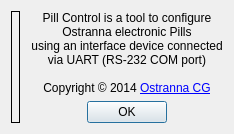
This is MeshConsole/AboutPC.ui in Kreyl/armlet as Qt 5 draws it before an edit. The edited form follows.
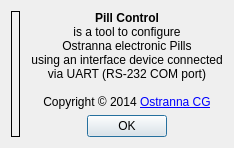
This is the edited form. Icons and pictures are not drawn.

Commit message: FireflyControl draft

What changed in the file:
```diff
--- a/MeshConsole/AboutPC.ui
+++ b/MeshConsole/AboutPC.ui
@@ -40,7 +40,7 @@
      <item>
       <widget class="QLabel" name="textLabel">
        <property name="text">
-        <string>Pill Control is a tool to configure&lt;br&gt;Ostranna electronic Pills&lt;br&gt;using an interface device connected&lt;br&gt;via UART (RS-232 COM port)&lt;br&gt;&lt;br&gt;Copyright &amp;copy; 2014 &lt;a href=&quot;http://ostranna.ru&quot;&gt;Ostranna CG&lt;/a&gt;</string>
+        <string>&lt;strong&gt;Pill Control&lt;/strong&gt;&lt;br&gt;is a tool to configure&lt;br&gt;Ostranna electronic Pills&lt;br&gt;using an interface device connected&lt;br&gt;via UART (RS-232 COM port)&lt;br&gt;&lt;br&gt;Copyright &amp;copy; 2014 &lt;a href=&quot;http://ostranna.ru&quot;&gt;Ostranna CG&lt;/a&gt;</string>
        </property>
        <property name="alignment">
         <set>Qt::AlignCenter</set>
```
The commit also changes 9 other files.
